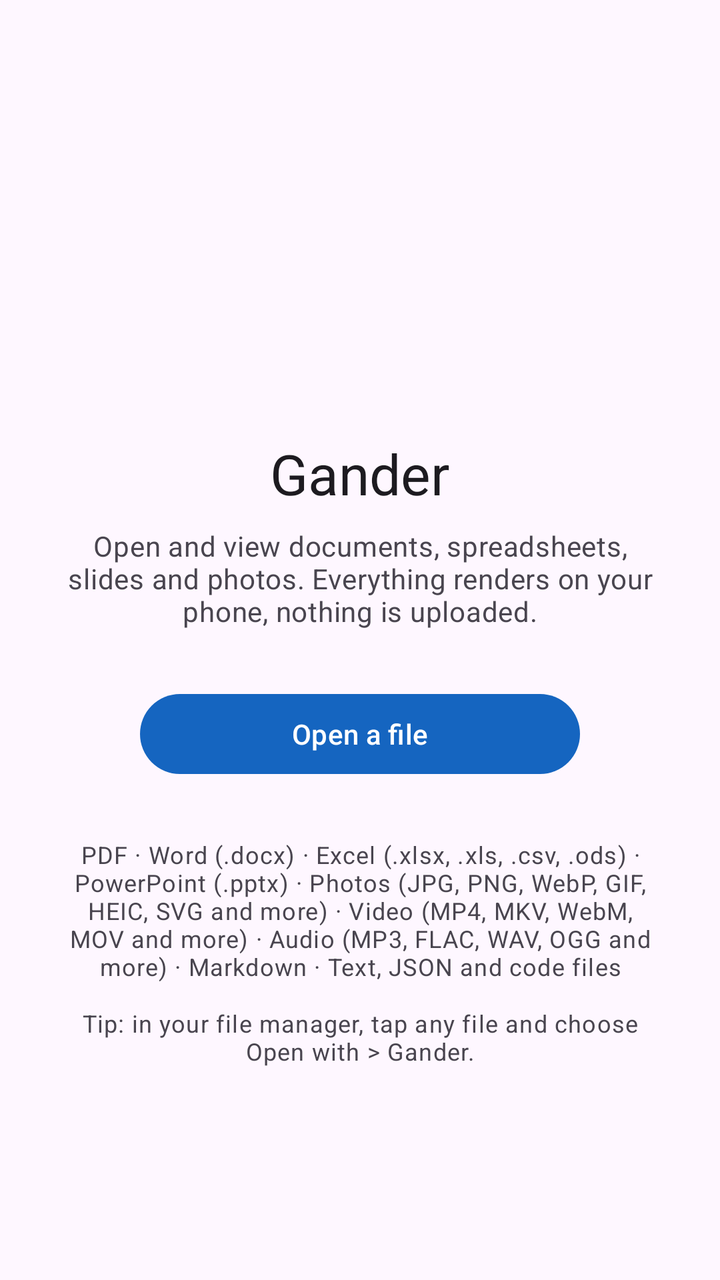
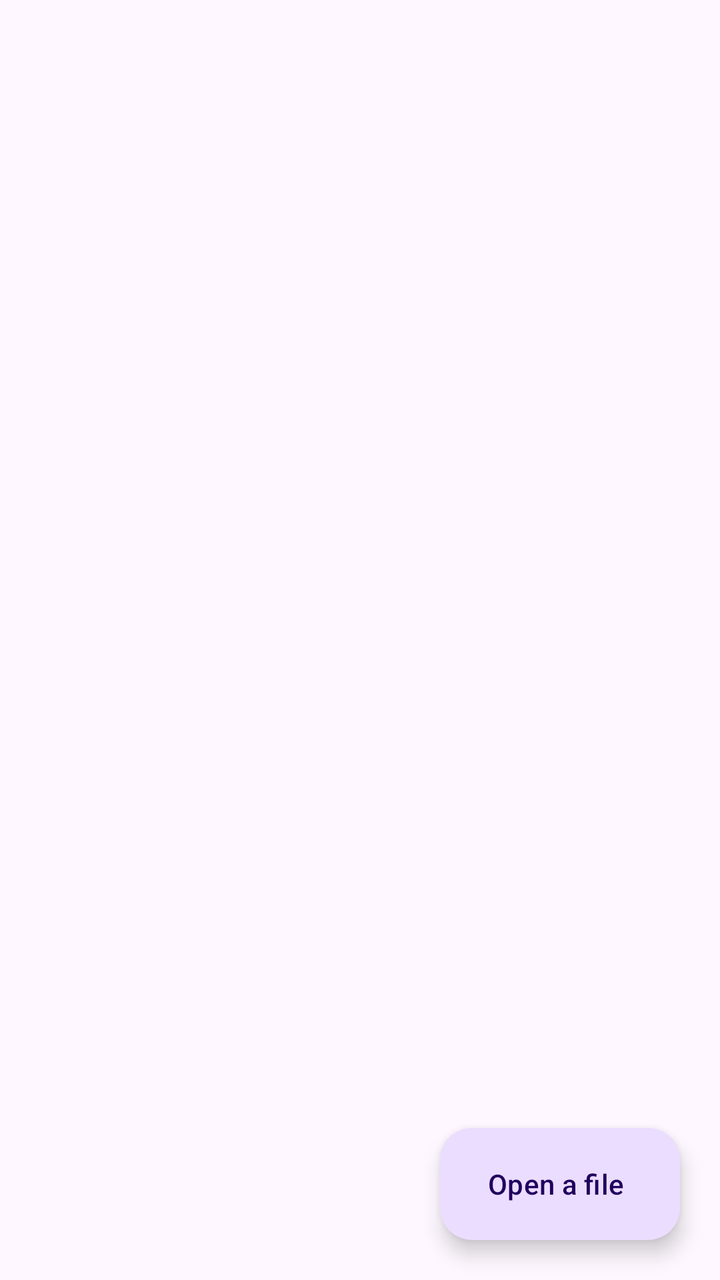

An Android layout rendered at two revisions. The XML below is the earlier revision; the diff shows what the commit changed to produce the second picture.
<!-- AndroidManifest.xml: application theme Theme.Gander -->
<!-- res/layout/activity_main.xml -->
<?xml version="1.0" encoding="utf-8"?>
<LinearLayout xmlns:android="http://schemas.android.com/apk/res/android"
    android:id="@+id/root"
    android:layout_width="match_parent"
    android:layout_height="match_parent"
    android:orientation="vertical"
    android:gravity="center"
    android:padding="32dp">

    <ImageView
        android:layout_width="96dp"
        android:layout_height="96dp"
        android:src="@mipmap/ic_launcher"
        android:contentDescription="@string/app_name" />

    <TextView
        android:layout_width="wrap_content"
        android:layout_height="wrap_content"
        android:layout_marginTop="16dp"
        android:text="@string/app_name"
        android:textAppearance="?attr/textAppearanceHeadlineMedium" />

    <TextView
        android:layout_width="match_parent"
        android:layout_height="wrap_content"
        android:layout_marginTop="8dp"
        android:gravity="center"
        android:text="@string/main_subtitle"
        android:textAppearance="?attr/textAppearanceBodyMedium"
        android:textColor="?attr/colorOnSurfaceVariant" />

    <com.google.android.material.button.MaterialButton
        android:id="@+id/openButton"
        android:layout_width="wrap_content"
        android:layout_height="wrap_content"
        android:layout_marginTop="28dp"
        android:minWidth="220dp"
        android:text="@string/open_a_file" />

    <TextView
        android:layout_width="match_parent"
        android:layout_height="wrap_content"
        android:layout_marginTop="28dp"
        android:gravity="center"
        android:text="@string/supported_formats"
        android:textAppearance="?attr/textAppearanceBodySmall"
        android:textColor="?attr/colorOnSurfaceVariant" />

    <TextView
        android:layout_width="match_parent"
        android:layout_height="wrap_content"
        android:layout_marginTop="12dp"
        android:gravity="center"
        android:text="@string/open_with_hint"
        android:textAppearance="?attr/textAppearanceBodySmall"
        android:textColor="?attr/colorOnSurfaceVariant" />
</LinearLayout>
<!-- resources referenced by this layout -->
<resources>
  <!-- mipmap ic_launcher (mipmap-anydpi-v26) -->
  <?xml version="1.0" encoding="utf-8"?>
  <adaptive-icon xmlns:android="http://schemas.android.com/apk/res/android">
      <background android:drawable="@color/ic_launcher_background" />
      <foreground android:drawable="@drawable/ic_launcher_foreground" />
  </adaptive-icon>
  <string name="app_name">Gander</string>
  <string name="main_subtitle">Open and view documents, spreadsheets, slides and photos. Everything renders on your phone, nothing is uploaded.</string>
  <string name="open_a_file">Open a file</string>
  <string name="open_with_hint">Tip: in your file manager, tap any file and choose Open with &gt; Gander.</string>
  <string name="supported_formats">PDF · Word (.docx) · Excel (.xlsx, .xls, .csv, .ods) · PowerPoint (.pptx) · Photos (JPG, PNG, WebP, GIF, HEIC, SVG and more) · Video (MP4, MKV, WebM, MOV and more) · Audio (MP3, FLAC, WAV, OGG and more) · Markdown · Text, JSON and code files</string>
  <style name="Theme.Gander" parent="Theme.Material3.DayNight.NoActionBar">
          <item name="colorPrimary">@color/gander_primary</item>
          <item name="android:statusBarColor">?attr/colorSurface</item>
          <item name="android:windowLightStatusBar">true</item>
      </style>
  <color name="ic_launcher_background">#1565C0</color>
  <!-- drawable ic_launcher_foreground (drawable) -->
  <?xml version="1.0" encoding="utf-8"?>
  <vector xmlns:android="http://schemas.android.com/apk/res/android"
      android:width="108dp"
      android:height="108dp"
      android:viewportWidth="108"
      android:viewportHeight="108">
      
      <path
          android:fillColor="#FFFFFFFF"
          android:pathData="M38,24 H60 L74,38 V80 Q74,84 70,84 H38 Q34,84 34,80 V28 Q34,24 38,24 Z" />
      <path
          android:fillColor="#FFB0BEC5"
          android:pathData="M60,24 L74,38 H60 Z" />
      
      <path
          android:fillColor="#FF1565C0"
          android:pathData="M40,60 Q54,46 68,60 Q54,74 40,60 Z" />
      <path
          android:fillColor="#FFFFFFFF"
          android:pathData="M54,54.5 a5.5,5.5 0 1,0 0.01,0 Z" />
      <path
          android:fillColor="#FF0D47A1"
          android:pathData="M54,57 a3,3 0 1,0 0.01,0 Z" />
  </vector>
  <color name="gander_primary">#1565C0</color>
</resources>

<!-- the commit's change to res/layout/activity_main.xml (unified diff, before → after) -->
@@ -1,57 +1,36 @@
 <?xml version="1.0" encoding="utf-8"?>
-<LinearLayout xmlns:android="http://schemas.android.com/apk/res/android"
+<FrameLayout xmlns:android="http://schemas.android.com/apk/res/android"
+    xmlns:app="http://schemas.android.com/apk/res-auto"
     android:id="@+id/root"
     android:layout_width="match_parent"
-    android:layout_height="match_parent"
-    android:orientation="vertical"
-    android:gravity="center"
-    android:padding="32dp">
+    android:layout_height="match_parent">
 
-    <ImageView
-        android:layout_width="96dp"
-        android:layout_height="96dp"
-        android:src="@mipmap/ic_launcher"
-        android:contentDescription="@string/app_name" />
+    <LinearLayout
+        android:layout_width="match_parent"
+        android:layout_height="match_parent"
+        android:orientation="vertical">
 
-    <TextView
+        <com.google.android.material.appbar.MaterialToolbar
+            android:id="@+id/toolbar"
+            android:layout_width="match_parent"
+            android:layout_height="?attr/actionBarSize"
+            android:background="?attr/colorSurface"
+            app:titleTextAppearance="?attr/textAppearanceTitleLarge" />
+
+        <androidx.recyclerview.widget.RecyclerView
+            android:id="@+id/list"
+            android:layout_width="match_parent"
+            android:layout_height="0dp"
+            android:layout_weight="1"
+            android:clipToPadding="false"
+            android:paddingBottom="88dp" />
+    </LinearLayout>
+
+    <com.google.android.material.floatingactionbutton.ExtendedFloatingActionButton
+        android:id="@+id/openFab"
         android:layout_width="wrap_content"
         android:layout_height="wrap_content"
-        android:layout_marginTop="16dp"
-        android:text="@string/app_name"
-        android:textAppearance="?attr/textAppearanceHeadlineMedium" />
-
-    <TextView
-        android:layout_width="match_parent"
-        android:layout_height="wrap_content"
-        android:layout_marginTop="8dp"
-        android:gravity="center"
-        android:text="@string/main_subtitle"
-        android:textAppearance="?attr/textAppearanceBodyMedium"
-        android:textColor="?attr/colorOnSurfaceVariant" />
-
-    <com.google.android.material.button.MaterialButton
-        android:id="@+id/openButton"
-        android:layout_width="wrap_content"
-        android:layout_height="wrap_content"
-        android:layout_marginTop="28dp"
-        android:minWidth="220dp"
+        android:layout_gravity="bottom|end"
+        android:layout_margin="20dp"
         android:text="@string/open_a_file" />
-
-    <TextView
-        android:layout_width="match_parent"
-        android:layout_height="wrap_content"
-        android:layout_marginTop="28dp"
-        android:gravity="center"
-        android:text="@string/supported_formats"
-        android:textAppearance="?attr/textAppearanceBodySmall"
-        android:textColor="?attr/colorOnSurfaceVariant" />
-
-    <TextView
-        android:layout_width="match_parent"
-        android:layout_height="wrap_content"
-        android:layout_marginTop="12dp"
-        android:gravity="center"
-        android:text="@string/open_with_hint"
-        android:textAppearance="?attr/textAppearanceBodySmall"
-        android:textColor="?attr/colorOnSurfaceVariant" />
-</LinearLayout>
+</FrameLayout>
<!-- resource entries referenced after the edit -->
@@ -1,47 +1,11 @@
 <!-- resources referenced by this layout -->
 <resources>
-  <!-- mipmap ic_launcher (mipmap-anydpi-v26) -->
-  <?xml version="1.0" encoding="utf-8"?>
-  <adaptive-icon xmlns:android="http://schemas.android.com/apk/res/android">
-      <background android:drawable="@color/ic_launcher_background" />
-      <foreground android:drawable="@drawable/ic_launcher_foreground" />
-  </adaptive-icon>
-  <string name="app_name">Gander</string>
-  <string name="main_subtitle">Open and view documents, spreadsheets, slides and photos. Everything renders on your phone, nothing is uploaded.</string>
   <string name="open_a_file">Open a file</string>
-  <string name="open_with_hint">Tip: in your file manager, tap any file and choose Open with &gt; Gander.</string>
-  <string name="supported_formats">PDF · Word (.docx) · Excel (.xlsx, .xls, .csv, .ods) · PowerPoint (.pptx) · Photos (JPG, PNG, WebP, GIF, HEIC, SVG and more) · Video (MP4, MKV, WebM, MOV and more) · Audio (MP3, FLAC, WAV, OGG and more) · Markdown · Text, JSON and code files</string>
   <style name="Theme.Gander" parent="Theme.Material3.DayNight.NoActionBar">
           <item name="colorPrimary">@color/gander_primary</item>
           <item name="android:statusBarColor">?attr/colorSurface</item>
           <item name="android:windowLightStatusBar">true</item>
       </style>
-  <color name="ic_launcher_background">#1565C0</color>
-  <!-- drawable ic_launcher_foreground (drawable) -->
-  <?xml version="1.0" encoding="utf-8"?>
-  <vector xmlns:android="http://schemas.android.com/apk/res/android"
-      android:width="108dp"
-      android:height="108dp"
-      android:viewportWidth="108"
-      android:viewportHeight="108">
-      
-      <path
-          android:fillColor="#FFFFFFFF"
-          android:pathData="M38,24 H60 L74,38 V80 Q74,84 70,84 H38 Q34,84 34,80 V28 Q34,24 38,24 Z" />
-      <path
-          android:fillColor="#FFB0BEC5"
-          android:pathData="M60,24 L74,38 H60 Z" />
-      
-      <path
-          android:fillColor="#FF1565C0"
-          android:pathData="M40,60 Q54,46 68,60 Q54,74 40,60 Z" />
-      <path
-          android:fillColor="#FFFFFFFF"
-          android:pathData="M54,54.5 a5.5,5.5 0 1,0 0.01,0 Z" />
-      <path
-          android:fillColor="#FF0D47A1"
-          android:pathData="M54,57 a3,3 0 1,0 0.01,0 Z" />
-  </vector>
   <color name="gander_primary">#1565C0</color>
 </resources>
 
